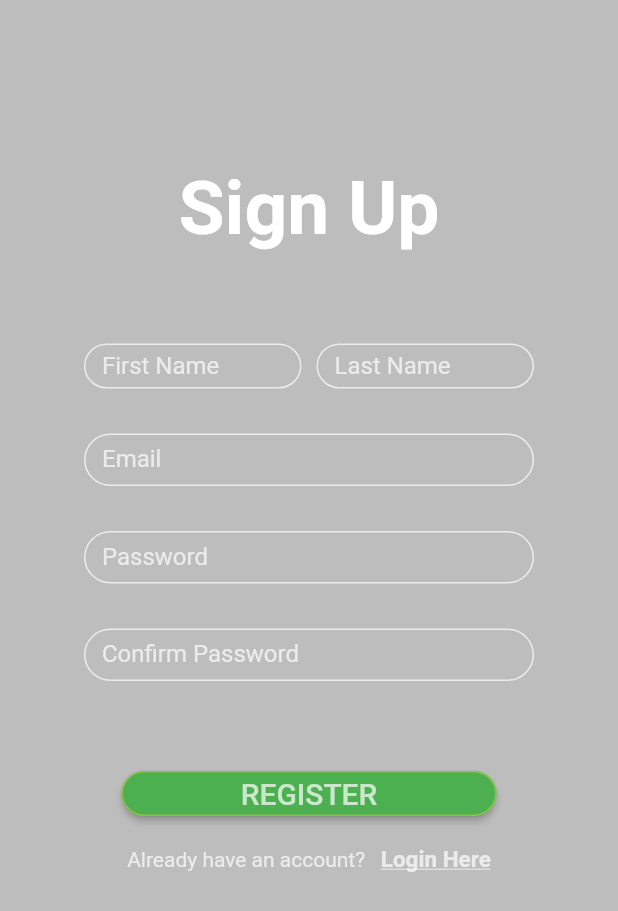
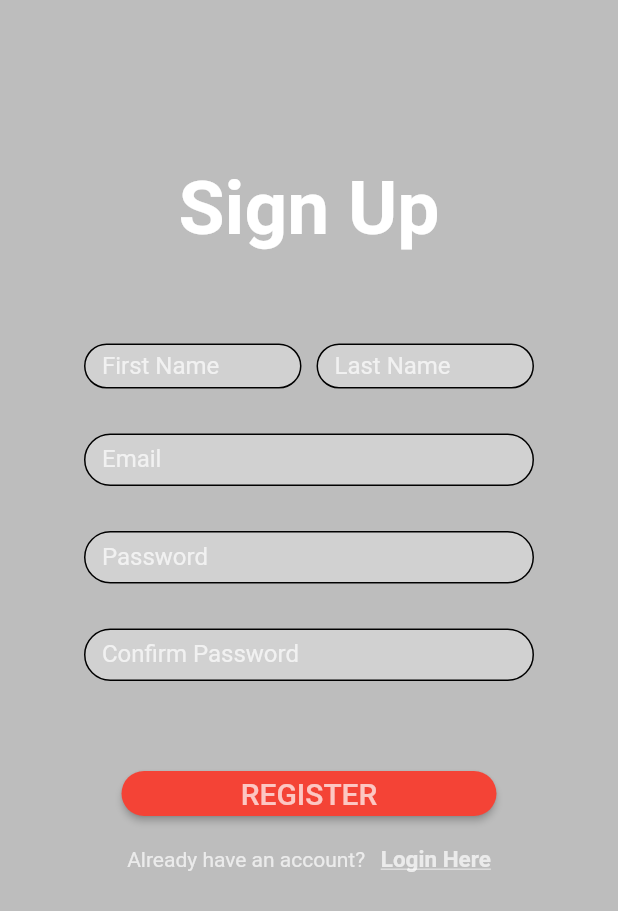
Before and after one commit to sajagsilwal123/ScholarrMobile, a Flutter app: the screen it shows after launch, on a phone screen of 412 x 824 dp. Shown: the top 911 px of the screen. Run offline on Flutter 3.47's test engine with Material 2 defaults, Android fonts, the phone set to English and light mode, and no system bars.

Commit message:
changes made in signup.dart

```diff
--- a/lib/components/signup.dart
+++ b/lib/components/signup.dart
@@ -37,14 +37,15 @@ class _SignupState extends State<Signup> {
                 width: 145,
                 height: 30,
                 child: TextFormField(
+
                   decoration: InputDecoration(
+                      fillColor: Colors.white30,
+                      filled: true,
                       focusedBorder: OutlineInputBorder(
                           borderRadius: BorderRadius.circular(20),
-                          borderSide: BorderSide(color: Colors.white70)
                       ),
                       enabledBorder: OutlineInputBorder(
                           borderRadius: BorderRadius.circular(20),
-                          borderSide: BorderSide(color: Colors.white70)
                       ),
                       labelText: 'First Name',
                       labelStyle:TextStyle(
@@ -61,13 +62,13 @@ class _SignupState extends State<Signup> {
                 height: 30,
                 child: TextFormField(
                   decoration: InputDecoration(
+                      fillColor: Colors.white30,
+                      filled: true,
                       focusedBorder: OutlineInputBorder(
                           borderRadius: BorderRadius.circular(20),
-                          borderSide: BorderSide(color: Colors.white70)
                       ),
                       enabledBorder: OutlineInputBorder(
                           borderRadius: BorderRadius.circular(20),
-                          borderSide: BorderSide(color: Colors.white70)
                       ),
                       labelText: 'Last Name',
                       labelStyle:TextStyle(
@@ -86,13 +87,13 @@ class _SignupState extends State<Signup> {
             width: 300,
             child: TextFormField(
               decoration: InputDecoration(
+                fillColor: Colors.white30,
+                filled: true,
                 focusedBorder: OutlineInputBorder(
                     borderRadius: BorderRadius.circular(20),
-                    borderSide: BorderSide(color: Colors.white70)
                 ),
                 enabledBorder: OutlineInputBorder(
                   borderRadius: BorderRadius.circular(20),
-                  borderSide: BorderSide(color: Colors.white70)
                 ),
                   labelText: 'Email',
                   labelStyle:TextStyle(
@@ -108,13 +109,13 @@ class _SignupState extends State<Signup> {
             width: 300,
             child: TextFormField(
               decoration: InputDecoration(
+                  fillColor: Colors.white30,
+                  filled: true,
                   focusedBorder: OutlineInputBorder(
                       borderRadius: BorderRadius.circular(20),
-                      borderSide: BorderSide(color: Colors.white70)
                   ),
                   enabledBorder: OutlineInputBorder(
                       borderRadius: BorderRadius.circular(20),
-                      borderSide: BorderSide(color: Colors.white70)
                   ),
                   labelText: 'Password',
                   labelStyle:TextStyle(
@@ -131,13 +132,13 @@ class _SignupState extends State<Signup> {
             width: 300,
             child: TextFormField(
               decoration: InputDecoration(
+                  fillColor: Colors.white30,
+                  filled: true,
                   focusedBorder: OutlineInputBorder(
                       borderRadius: BorderRadius.circular(20),
-                      borderSide: BorderSide(color: Colors.white70)
                   ),
                   enabledBorder: OutlineInputBorder(
                       borderRadius: BorderRadius.circular(20),
-                      borderSide: BorderSide(color: Colors.white70)
                   ),
                   labelText: 'Confirm Password',
                   labelStyle:TextStyle(
@@ -154,17 +155,15 @@ class _SignupState extends State<Signup> {
             width: 250,
             child: ElevatedButton(
               onPressed: (){print("REGISTER BUTTON PRESSED");},
-              child: Text('REGISTER',
+              child: const Text('REGISTER',
                 style: TextStyle(
                     fontSize: 20,
                     color: Colors.white70,
                 ),),
               style: ButtonStyle(
-                  backgroundColor: MaterialStateProperty.all<Color>(Colors.green),
                   shape: MaterialStateProperty.all<RoundedRectangleBorder>(
                       RoundedRectangleBorder(
                         borderRadius: BorderRadius.circular(20.0),
-                        side: BorderSide(color: Colors.lightGreen),
                       )
                   )
               ),
```
Also changed, not shown: lib/components/login.dart (+15 -15 lines), lib/main.dart (+12 -0 lines).
